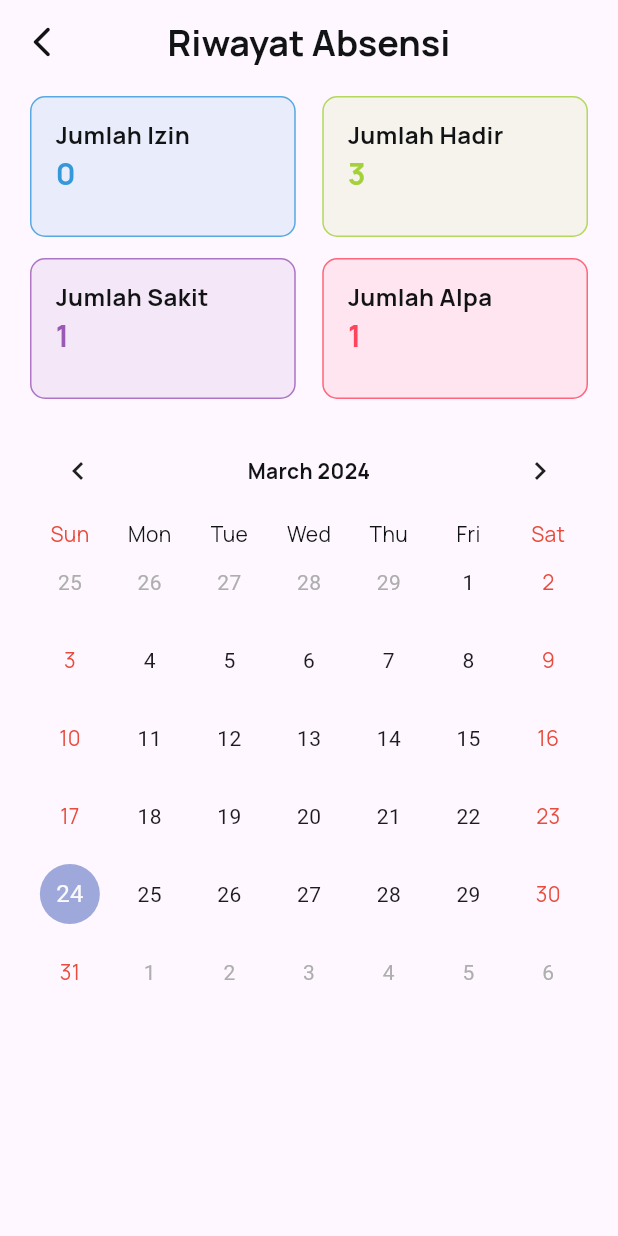
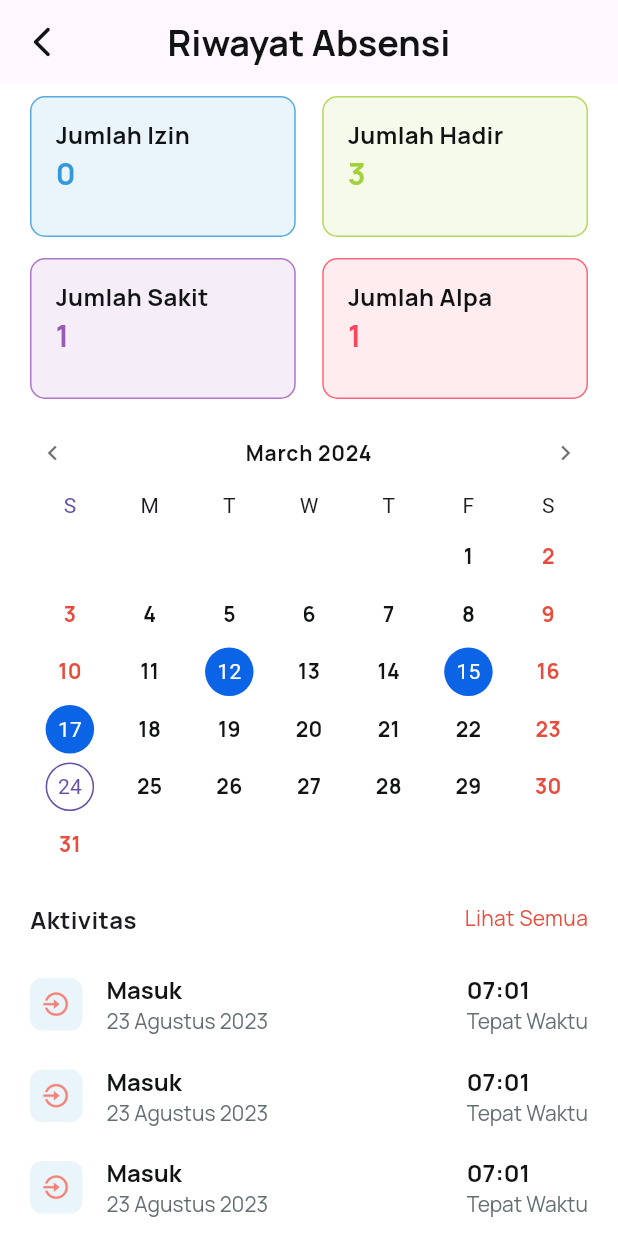
Before and after one commit to AhmadJaenal/school_app, a Flutter app: the AbsenceHistory screen opened by its route, on a phone screen of 412 x 824 dp. Run offline on Flutter 3.47's test engine with Material 3 defaults, Android fonts, the phone set to English and light mode, and no system bars; drawn by our look-alikes of syncfusion_flutter_datepicker, table_calendar; our stand-ins replace carousel_slider, gap, get, google_fonts.

Commit message:
[+] Add Activity Absence

```diff
--- a/lib/main.dart
+++ b/lib/main.dart
@@ -48,7 +48,7 @@ class MyApp extends StatelessWidget {
         ),
         GetPage(
           name: '/absence-history',
-          page: () => const AbsenceHistory(),
+          page: () => AbsenceHistory(),
         ),
       ],
     );
--- a/lib/screens/homePage/student/absence_history.dart
+++ b/lib/screens/homePage/student/absence_history.dart
@@ -1,18 +1,29 @@
+import 'package:intl/intl.dart';
+
 import 'package:flutter/material.dart';
 import 'package:gap/gap.dart';
 import 'package:get/get.dart';
 import 'package:school_app/shared/theme.dart';
+import 'package:syncfusion_flutter_datepicker/datepicker.dart';
 import 'package:table_calendar/table_calendar.dart';
 
 class AbsenceHistory extends StatelessWidget {
-  const AbsenceHistory({super.key});
+  AbsenceHistory({super.key});
+
+  List<DateTime> selectedDays = [
+    DateTime(2024, 3, 12),
+    DateTime(2024, 3, 15),
+    DateTime(2024, 3, 17),
+  ];
 
   @override
   Widget build(BuildContext context) {
     double width = MediaQuery.of(context).size.width;
     double height = MediaQuery.of(context).size.height;
     return Scaffold(
+      backgroundColor: AppColors.white,
       appBar: AppBar(
+        bottomOpacity: 0,
         elevation: 0,
         leading: GestureDetector(
           onTap: () => Get.back(),
@@ -65,30 +76,139 @@ class AbsenceHistory extends StatelessWidget {
               ],
             ),
             const Gap(16),
-            TableCalendar(
-              firstDay: DateTime.utc(2010, 10, 16),
-              lastDay: DateTime.utc(2030, 3, 14),
-              focusedDay: DateTime.now(),
-              calendarStyle: CalendarStyle(
-                weekendTextStyle:
-                    AppTextStyle.paragraphM.copyWith(color: AppColors.primary1),
-              ),
-              daysOfWeekStyle: DaysOfWeekStyle(
-                weekdayStyle:
-                    AppTextStyle.paragraphM.copyWith(color: AppColors.black),
-                weekendStyle:
-                    AppTextStyle.paragraphM.copyWith(color: AppColors.primary1),
-              ),
-              headerStyle: HeaderStyle(
-                titleCentered: true,
-                formatButtonVisible: false,
-                titleTextStyle: AppTextStyle.paragraphMBold.copyWith(
+            SfDateRangePicker(
+              headerStyle: DateRangePickerHeaderStyle(
+                backgroundColor: AppColors.white,
+                textAlign: TextAlign.center,
+                textStyle: AppTextStyle.paragraphMBold.copyWith(
                   color: AppColors.black,
                 ),
               ),
-            )
+              selectionShape: DateRangePickerSelectionShape.circle,
+              selectionColor: AppColors.blue,
+              backgroundColor: AppColors.white,
+              selectionMode: DateRangePickerSelectionMode.multiRange,
+              initialSelectedDates: selectedDays,
+              showNavigationArrow: true,
+              monthCellStyle: DateRangePickerMonthCellStyle(
+                textStyle: AppTextStyle.paragraphMBold.copyWith(
+                  color: AppColors.black,
+                ),
+                weekendTextStyle: AppTextStyle.paragraphMBold.copyWith(
+                  color: AppColors.primary1,
+                ),
+              ),
+            ),
+
+            // TableCalendar(
+            //   firstDay: DateTime.utc(2010, 10, 16),
+            //   lastDay: DateTime.utc(2030, 3, 14),
+            //   focusedDay: DateTime.now(),
+            //   selectedDayPredicate: (day) {
+            //     return DateFormat.yMd().format(day) ==
+            //         DateFormat.yMd().format(_selectedDay);
+            //   },
+            //   calendarStyle: CalendarStyle(
+            //     weekendTextStyle:
+            //         AppTextStyle.paragraphM.copyWith(color: AppColors.primary1),
+            //     selectedDecoration: BoxDecoration(
+            //       borderRadius: BorderRadius.circular(8),
+            //       color: Colors.blue,
+            //     ),
+            //   ),
+            //   daysOfWeekStyle: DaysOfWeekStyle(
+            //     weekdayStyle:
+            //         AppTextStyle.paragraphM.copyWith(color: AppColors.black),
+            //     weekendStyle:
+            //         AppTextStyle.paragraphM.copyWith(color: AppColors.primary1),
+            //   ),
+            //   headerStyle: HeaderStyle(
+            //     titleCentered: true,
+            //     formatButtonVisible: false,
+            //     titleTextStyle: AppTextStyle.paragraphMBold.copyWith(
+            //       color: AppColors.black,
+            //     ),
+            //   ),
+            // )
+            const Gap(19),
+            Row(
+              mainAxisAlignment: MainAxisAlignment.spaceBetween,
+              children: [
+                Text('Aktivitas', style: AppTextStyle.paragraphLBold),
+                GestureDetector(
+                  onTap: () {},
+                  child: Text(
+                    'Lihat Semua',
+                    style: AppTextStyle.paragraphM
+                        .copyWith(color: AppColors.primary1),
+                  ),
+                )
+              ],
+            ),
+            const Gap(15),
+            CardActivity(),
+            CardActivity(),
+            CardActivity(),
+            CardActivity(),
+            const Gap(20),
           ],
         ),
+      ),
+    );
+  }
+
+  Padding CardActivity() {
+    return Padding(
+      padding: const EdgeInsets.symmetric(vertical: 10),
+      child: Row(
+        children: [
+          Container(
+            width: 35,
+            height: 35,
+            padding: const EdgeInsets.all(8),
+            decoration: BoxDecoration(
+              borderRadius: BorderRadius.circular(8),
+              color: AppColors.info1.withOpacity(.1),
+            ),
+            child: Image.asset(
+              'assets/icon_login.png',
+            ),
+          ),
+          const Gap(16),
+          RichText(
+            text: TextSpan(
+              children: [
+                TextSpan(
+                  text: 'Masuk\n',
+                  style: AppTextStyle.paragraphLBold
+                      .copyWith(color: AppColors.black),
+                ),
+                TextSpan(
+                  text: '23 Agustus 2023',
+                  style: AppTextStyle.paragraphM
+                      .copyWith(color: AppColors.black80),
+                ),
+              ],
+            ),
+          ),
+          const Spacer(),
+          RichText(
+            text: TextSpan(
+              children: [
+                TextSpan(
+                  text: '07:01\n',
+                  style: AppTextStyle.paragraphLBold
+                      .copyWith(color: AppColors.black),
+                ),
+                TextSpan(
+                  text: 'Tepat Waktu',
+                  style: AppTextStyle.paragraphM
+                      .copyWith(color: AppColors.black80),
+                ),
+              ],
+            ),
+          ),
+        ],
       ),
     );
   }
--- a/pubspec.yaml
+++ b/pubspec.yaml
@@ -40,6 +40,7 @@ dependencies:
   gap: ^3.0.1
   carousel_slider: ^4.2.1
   table_calendar: ^3.1.0
+  syncfusion_flutter_datepicker: ^25.1.35
 
 dev_dependencies:
   flutter_test:
```
Also changed, not shown: pubspec.lock.
